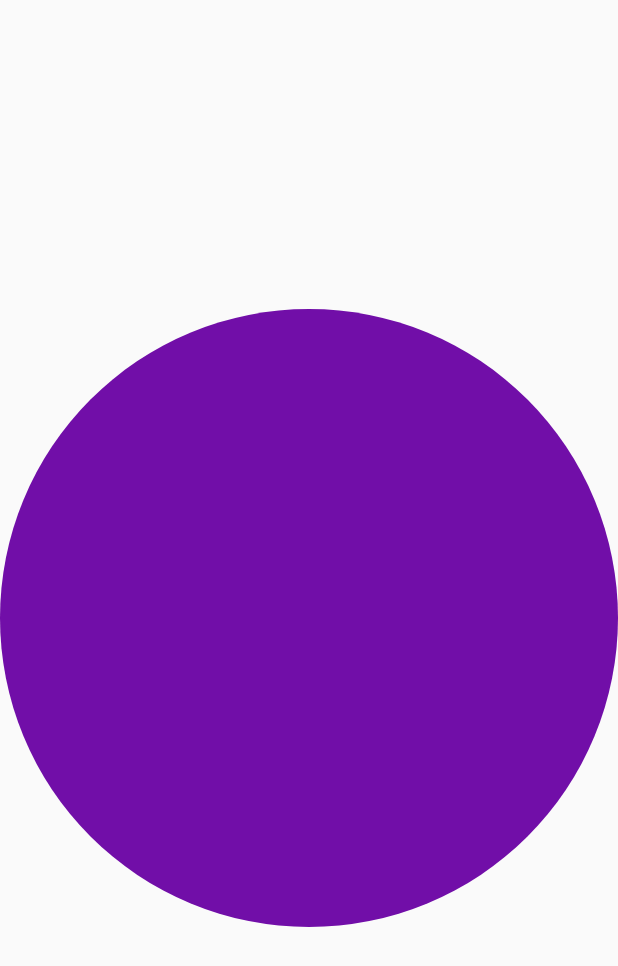
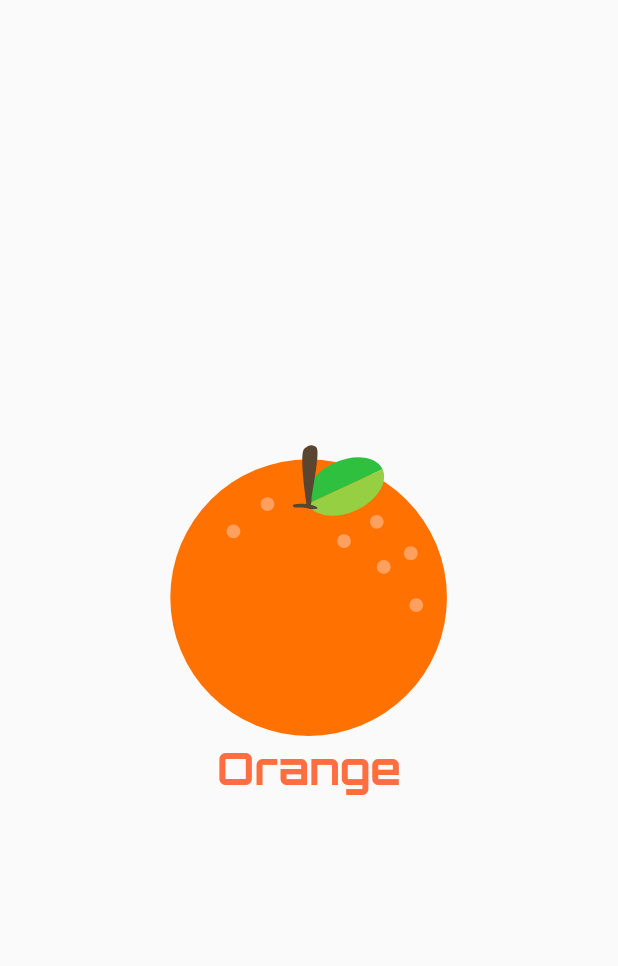
Before and after one commit to iampradeep-hr/Flutter-Animations, a Flutter app: the screen it shows after launch, on a phone screen of 412 x 824 dp. Shown: the top 966 px of the screen. Run offline on Flutter 3.47's test engine with Material 2 defaults, Android fonts, the phone set to English and light mode, and no system bars; our stand-ins replace flutter_svg.

Commit message:
Implicit Animation

```diff
--- /dev/null
+++ b/lib/anim/implicit_animations.dart
@@ -0,0 +1,55 @@
+import 'package:flutter/cupertino.dart';
+import 'package:flutter/material.dart';
+import 'package:flutter_svg/svg.dart';
+
+/* All Implicit Animations follow the same syntax */
+
+class ImplicitAnimations extends StatefulWidget {
+  const ImplicitAnimations({super.key});
+
+  @override
+  State<ImplicitAnimations> createState() => _ImplicitAnimationsState();
+}
+
+class _ImplicitAnimationsState extends State<ImplicitAnimations> {
+  final String assetName = 'assets/images/orange.svg';
+  var _opacity = 0.0;
+
+  @override
+  Widget build(BuildContext context) {
+    return MaterialApp(
+      theme: ThemeData(
+        fontFamily: "Orbitron",
+      ),
+      home: Scaffold(
+        body: Container(
+          alignment: Alignment.center,
+          child: Column(mainAxisAlignment: MainAxisAlignment.center, children: [
+            TweenAnimationBuilder(
+              onEnd: () {
+                setState(() {
+                  _opacity = 1.0;
+                });
+              },
+              duration: const Duration(seconds: 1),
+              tween: Tween(begin: 40.0, end: 200.0),
+              curve: Curves.easeOutSine,
+              builder: (context, value, child) {
+                return SvgPicture.asset(height: value, width: value, assetName);
+              },
+            ),
+            AnimatedOpacity(
+              duration: Duration(seconds: 1),
+              opacity: _opacity,
+              child: const Text("Orange",
+                  style: TextStyle(
+                      fontWeight: FontWeight.bold,
+                      fontSize: 30,
+                      color: Colors.deepOrangeAccent)),
+            )
+          ]),
+        ),
+      ),
+    );
+  }
+}
--- a/lib/main.dart
+++ b/lib/main.dart
@@ -1,10 +1,12 @@
 import 'package:flutter/material.dart';
 
 import 'anim/circle_color_changing_animation.dart';
+import 'anim/implicit_animations.dart';
 
 void main() {
   runApp(const MaterialApp(
     debugShowCheckedModeBanner: false,
+
      home:MyApp(),
 
     ));
@@ -15,6 +17,6 @@ class MyApp extends StatelessWidget {
 
   @override
   Widget build(BuildContext context) {
-    return CircleColorAnimation();
+    return ImplicitAnimations();
   }
 }
```
Also changed, not shown: pubspec.yaml (+9 -2 lines), assets/fonts/Orbitron/Orbitron-VariableFont_wght.ttf (added), assets/fonts/Orbitron/static/Orbitron-Black.ttf (added), assets/fonts/Orbitron/static/Orbitron-Bold.ttf (added), assets/fonts/Orbitron/static/Orbitron-ExtraBold.ttf (added), assets/fonts/Orbitron/static/Orbitron-Medium.ttf (added), assets/fonts/Orbitron/static/Orbitron-Regular.ttf (added), assets/fonts/Orbitron/static/Orbitron-SemiBold.ttf (added), assets/images/orange.svg (added), assets/images/pizza.png (added), assets/images/pizza2.png (added), assets/static/Orbitron-Black.ttf (added), assets/static/Orbitron-Bold.ttf (added), assets/static/Orbitron-ExtraBold.ttf (added), 4 more files.
